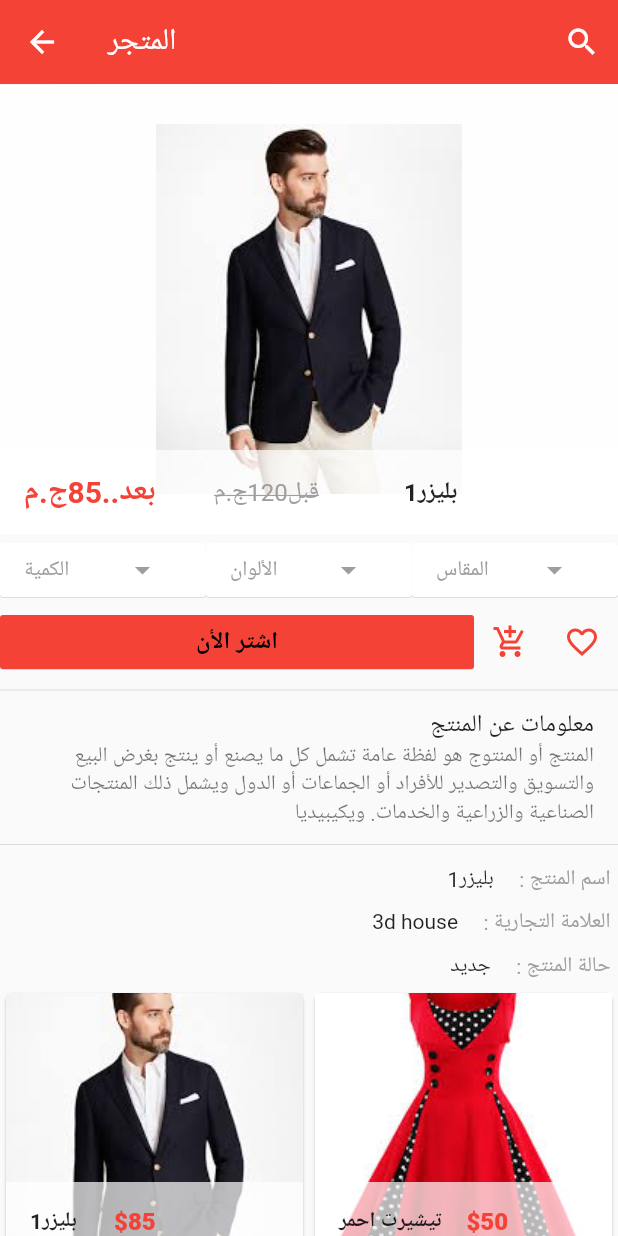
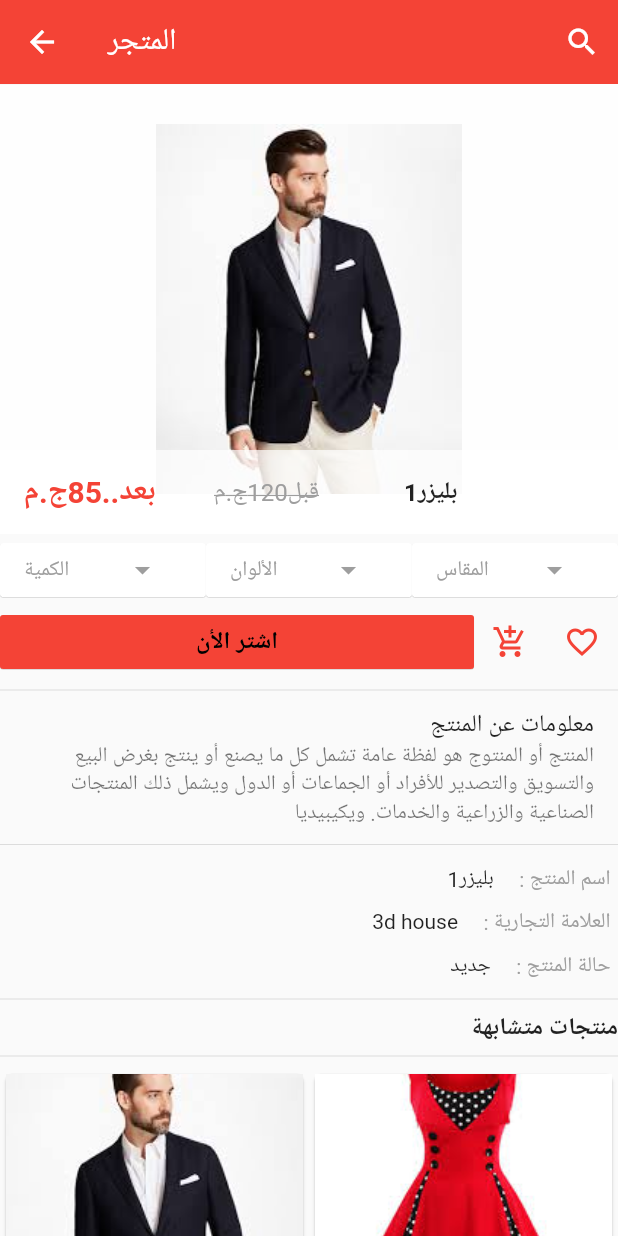
Before and after one commit to mamdouh45/flutter_ec, a Flutter app: the screen it shows after launch, after a tap on "بليزر1", on a phone screen of 412 x 824 dp. Run offline on Flutter 3.47's test engine with Material 2 defaults, Android fonts, the phone set to English and light mode, and no system bars; our stand-ins replace carousel_pro.

Commit message:
first app commerce

```diff
--- a/lib/pages/product_details.dart
+++ b/lib/pages/product_details.dart
@@ -347,6 +347,13 @@ class _ProductDetailsState extends State<ProductDetails> {
               )
             ],
           ),
+          Divider(),
+          Text(
+            "منتجات متشابهة",
+            textDirection: TextDirection.rtl,
+            style: TextStyle(fontSize: 16.0, fontWeight: FontWeight.bold),
+          ),
+          Divider(),
           // =================== add Similar_single_prod =============
           Container(
             height: 360.0,
```
Lines whose indentation alone changed are shown as unchanged.
